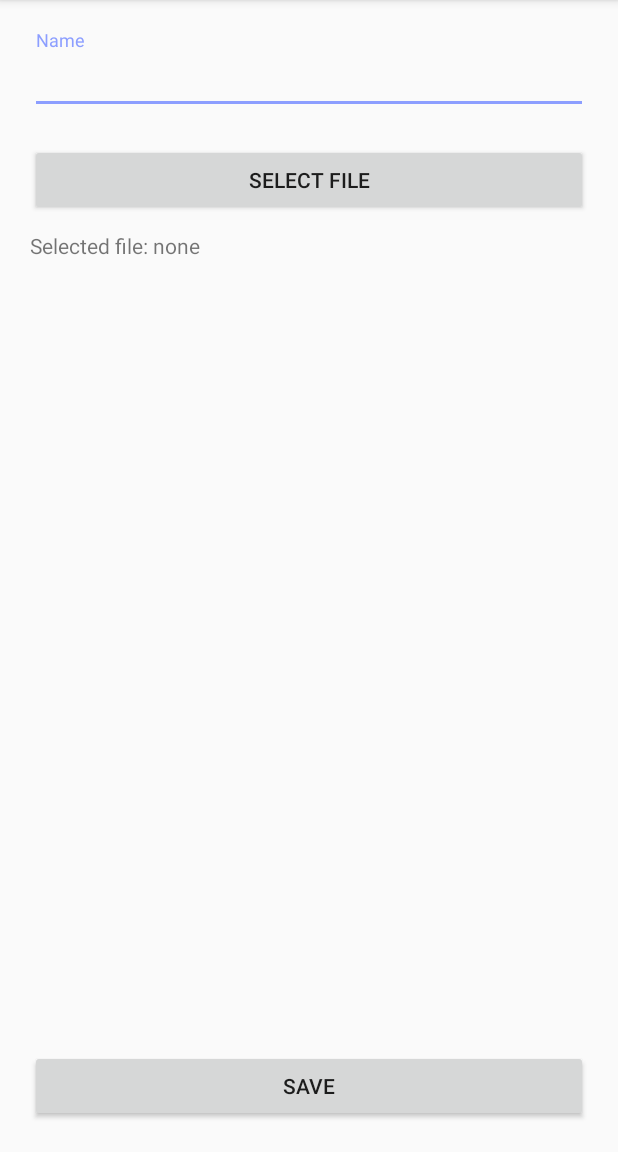
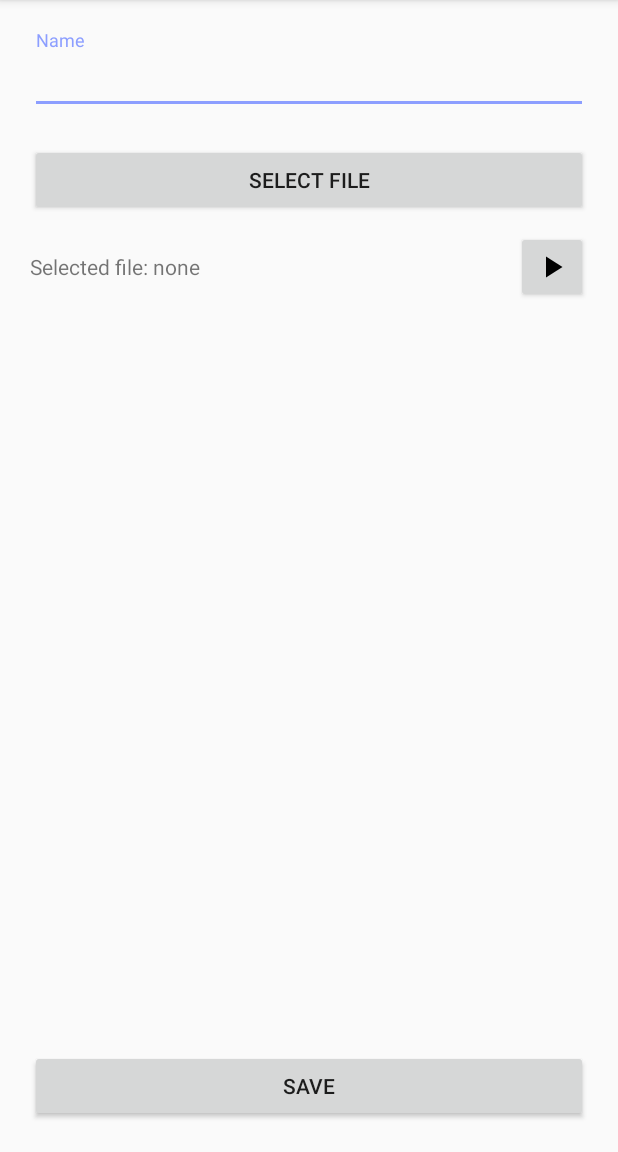
Before and after one commit to BertLeysen-r0622862/Soundbird, an Android app: the screen it shows after launch (AddSoundActivity), after a tap on an icon or button, on a phone screen of 412 x 824 dp, the part 84-1236 px from its top. Run offline under Robolectric (Android 15) with nearby library versions, the phone set to English and light mode, and no system bars; our stand-ins replace ButterKnife, Room's generated code; libraries missing offline, so code that uses them is left out: com.koushikdutta.ion; pictures from the network do not load; 1 statement that could not run was skipped.

Commit message:
preview sound before adding

```diff
--- a/app/src/main/java/be/wienert/soundbird/ui/ViewModelFactory.java
+++ b/app/src/main/java/be/wienert/soundbird/ui/ViewModelFactory.java
@@ -44,7 +44,7 @@ public class ViewModelFactory extends ViewModelProvider.NewInstanceFactory {
     public <T extends ViewModel> T create(@NonNull Class<T> modelClass) {
         if (modelClass.isAssignableFrom(AddSoundViewModel.class)) {
             //noinspection unchecked
-            return (T) new AddSoundViewModel(application, dataManager);
+            return (T) new AddSoundViewModel(application, dataManager, soundPlayer);
         } else if (modelClass.isAssignableFrom(MainViewModel.class)) {
             //noinspection unchecked
             return (T) new MainViewModel(application, soundPlayer);
--- a/app/src/main/java/be/wienert/soundbird/ui/addsound/AddSoundViewModel.java
+++ b/app/src/main/java/be/wienert/soundbird/ui/addsound/AddSoundViewModel.java
@@ -3,21 +3,65 @@ package be.wienert.soundbird.ui.addsound;
 import android.app.Application;
 import android.arch.lifecycle.AndroidViewModel;
 import android.arch.lifecycle.LiveData;
+import android.arch.lifecycle.MutableLiveData;
+import android.net.Uri;
 import android.support.annotation.NonNull;
 
+import java.io.IOException;
 import java.io.InputStream;
+import java.util.UUID;
 
 import be.wienert.soundbird.data.DataManager;
+import be.wienert.soundbird.data.model.Sound;
+import be.wienert.soundbird.util.SoundPlayer;
 
 public class AddSoundViewModel extends AndroidViewModel {
-    DataManager dataManager;
+    private DataManager dataManager;
+    private final SoundPlayer soundPlayer;
+    private MutableLiveData<Uri> fileUri = new MutableLiveData<>();
+    private MutableLiveData<String> soundName = new MutableLiveData<>();
 
-    public AddSoundViewModel(@NonNull Application application, DataManager dataManager) {
+    public AddSoundViewModel(@NonNull Application application, DataManager dataManager, SoundPlayer soundPlayer) {
         super(application);
         this.dataManager = dataManager;
+        this.soundPlayer = soundPlayer;
     }
 
-    public LiveData<DataManager.SoundWrapper> addLocalSound(String name, InputStream inputStream) {
-        return dataManager.addLocalSound(name, inputStream);
+    public LiveData<DataManager.SoundWrapper> addLocalSound(InputStream inputStream) {
+        return dataManager.addLocalSound(soundName.getValue(), inputStream);
+    }
+
+    public LiveData<Sound> getPlayingSound() {
+        return soundPlayer.getCurrentSound();
+    }
+
+    public void playStop() {
+        try {
+            if (getPlayingSound().getValue() == null && fileUri.getValue() != null) {
+                soundPlayer.play(new Sound(UUID.randomUUID(), fileUri.getValue(), ""));
+            } else {
+                soundPlayer.stop();
+            }
+        } catch (IOException ignored) {
+        }
+    }
+
+    public LiveData<Uri> getFileUri() {
+        return fileUri;
+    }
+
+    public void setFileUri(Uri fileUri) {
+        this.fileUri.setValue(fileUri);
+    }
+
+    public LiveData<String> getSoundName() {
+        return soundName;
+    }
+
+    public void setSoundName(String soundName) throws IllegalArgumentException {
+        if (soundName.length() == 0) {
+            throw new IllegalArgumentException("Enter a name");
+        }
+        this.soundName.setValue(soundName);
     }
 }
--- a/app/src/main/java/be/wienert/soundbird/ui/sounds/SoundsViewModel.java
+++ b/app/src/main/java/be/wienert/soundbird/ui/sounds/SoundsViewModel.java
@@ -16,6 +16,8 @@ public class SoundsViewModel extends AndroidViewModel {
     private DataManager dataManager;
     private SoundPlayer soundPlayer;
 
+    private LiveData<List<Sound>> localSounds;
+
     public SoundsViewModel(@NonNull Application application, DataManager dataManager, SoundPlayer soundPlayer) {
         super(application);
         this.dataManager = dataManager;
@@ -23,7 +25,10 @@ public class SoundsViewModel extends AndroidViewModel {
     }
 
     public LiveData<List<Sound>> getLocalSounds() {
-        return dataManager.getLocalSounds();
+        if (localSounds == null) {
+            localSounds = dataManager.getLocalSounds();
+        }
+        return localSounds;
     }
 
     public LiveData<List<Sound>> getRemoteSounds() {
--- /dev/null
+++ b/app/src/main/res/drawable/ic_play_arrow_black_24dp.xml
@@ -0,0 +1,5 @@
+<vector android:height="24dp" android:tint="#000000"
+    android:viewportHeight="24.0" android:viewportWidth="24.0"
+    android:width="24dp" xmlns:android="http://schemas.android.com/apk/res/android">
+    <path android:fillColor="#FF000000" android:pathData="M8,5v14l11,-7z"/>
+</vector>
--- /dev/null
+++ b/app/src/main/res/drawable/ic_stop_black_24dp.xml
@@ -0,0 +1,9 @@
+<vector xmlns:android="http://schemas.android.com/apk/res/android"
+        android:width="24dp"
+        android:height="24dp"
+        android:viewportWidth="24.0"
+        android:viewportHeight="24.0">
+    <path
+        android:fillColor="#FF000000"
+        android:pathData="M6,6h12v12H6z"/>
+</vector>
--- a/app/src/main/res/layout/add_sound_layout.xml
+++ b/app/src/main/res/layout/add_sound_layout.xml
@@ -40,13 +40,21 @@
             <TextView
                 android:layout_width="wrap_content"
                 android:layout_height="wrap_content"
-                android:text="Selected file: "/>
+                android:text="Selected file: " />
 
             <TextView
                 android:id="@+id/selectedFileTextView"
-                android:layout_width="match_parent"
+                android:layout_width="0dp"
                 android:layout_height="wrap_content"
-                android:text="none"/>
+                android:layout_weight="10"
+                android:text="none" />
+
+            <Button
+                android:id="@+id/playStopButton"
+                android:layout_width="wrap_content"
+                android:layout_height="wrap_content"
+                android:minWidth="0dp"
+                android:drawableStart="@drawable/ic_play_arrow_black_24dp"/>
 
         </LinearLayout>
 
```
Also changed, not shown: app/src/main/java/be/wienert/soundbird/ui/addsound/AddSoundActivity.java (+41 -14 lines).
